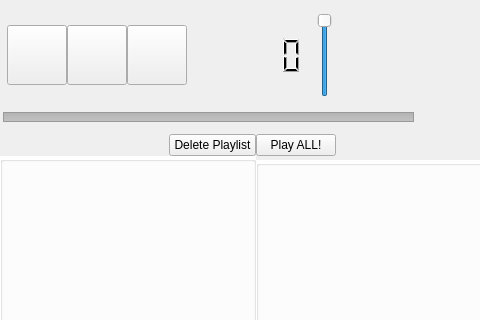
fabiomdiniz/Frey, file main.ui: the form before one commit; both pictures show x 0 to 480 and y 0 to 320 of the 1241 by 917 pixel window.
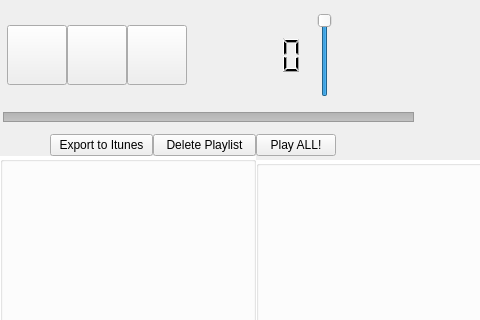
The form after the commit. Icons and pictures are not drawn.

Commit message: adding button for exporting playlists and first try of the feature

```diff
--- a/main.ui
+++ b/main.ui
@@ -714,12 +714,19 @@
                </property>
                <property name="sizeHint" stdset="0">
                 <size>
-                 <width>169</width>
+                 <width>50</width>
                  <height>20</height>
                 </size>
                </property>
               </spacer>
              </item>
+             <item>
+              <widget class="QPushButton" name="export_itunes">
+               <property name="text">
+                <string>Export to Itunes</string>
+               </property>
+              </widget>
+             </item>
              <item>
               <widget class="QPushButton" name="delete_playlist">
                <property name="text">
```
Left out of the diff: 99 changed lines with no effect on the pictures. The commit also changes 2 other files.
